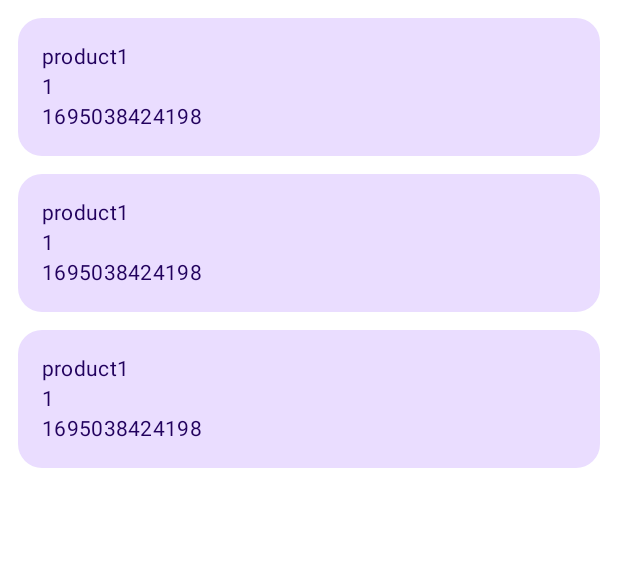
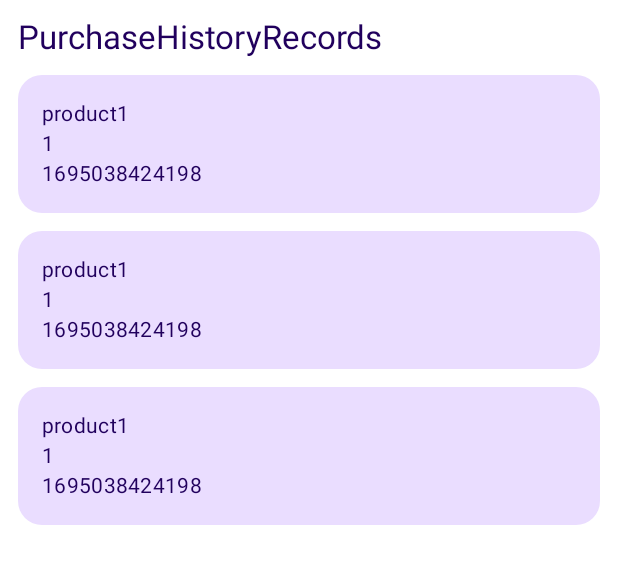
Before and after one commit to TatsukiIshijima/google-billing, an Android app built with Jetpack Compose: the @Preview function PreviewPurchaseHistoryRecordsScreen, on a phone screen of 412 x 824 dp. Shown: the top 564 px of the screen. Run offline under Robolectric (Android 15) with nearby library versions, the phone set to English and light mode, and no system bars; libraries missing offline, so code that uses them is left out: com.android.billingclient.

```diff
--- a/app/src/main/java/com/tatsuki/inappbilling/ui/compose/purchasehistoryrecords/PurchaseHistoryRecordsScreen.kt
+++ b/app/src/main/java/com/tatsuki/inappbilling/ui/compose/purchasehistoryrecords/PurchaseHistoryRecordsScreen.kt
@@ -10,10 +10,13 @@ import androidx.compose.material3.Text
 import androidx.compose.runtime.Composable
 import androidx.compose.runtime.LaunchedEffect
 import androidx.compose.ui.Modifier
+import androidx.compose.ui.res.stringResource
 import androidx.compose.ui.tooling.preview.Preview
 import androidx.compose.ui.unit.dp
+import com.tatsuki.inappbilling.R
 import com.tatsuki.inappbilling.model.PurchaseHistoryRecordUiModel
 import com.tatsuki.inappbilling.model.fake
+import com.tatsuki.inappbilling.ui.compose.util.HeaderItem
 import com.tatsuki.inappbilling.ui.compose.util.ItemBackground
 
 @Composable
@@ -32,6 +35,9 @@ fun PurchaseHistoryRecordsScreen(
       .padding(12.dp),
     verticalArrangement = Arrangement.spacedBy(12.dp),
   ) {
+    item {
+      HeaderItem(title = stringResource(id = R.string.purchase_history_records_title))
+    }
     items(purchaseHistoryRecords.size) { purchaseHistoryRecordIndex ->
       val purchaseHistoryRecord = purchaseHistoryRecords[purchaseHistoryRecordIndex]
       PurchaseHistoryRecordItem(
--- a/app/src/main/java/com/tatsuki/inappbilling/ui/compose/purchases/PurchasesScreen.kt
+++ b/app/src/main/java/com/tatsuki/inappbilling/ui/compose/purchases/PurchasesScreen.kt
@@ -10,11 +10,14 @@ import androidx.compose.material3.Text
 import androidx.compose.runtime.Composable
 import androidx.compose.runtime.LaunchedEffect
 import androidx.compose.ui.Modifier
+import androidx.compose.ui.res.stringResource
 import androidx.compose.ui.tooling.preview.Preview
 import androidx.compose.ui.unit.dp
 import com.tatsuki.billing.feature.model.type.PurchaseState
+import com.tatsuki.inappbilling.R
 import com.tatsuki.inappbilling.model.PurchaseUiModel
 import com.tatsuki.inappbilling.model.fake
+import com.tatsuki.inappbilling.ui.compose.util.HeaderItem
 import com.tatsuki.inappbilling.ui.compose.util.ItemBackground
 import com.tatsuki.inappbilling.ui.theme.InAppBillingTheme
 
@@ -34,6 +37,9 @@ fun PurchasesScreen(
       .padding(12.dp),
     verticalArrangement = Arrangement.spacedBy(12.dp),
   ) {
+    item {
+      HeaderItem(title = stringResource(id = R.string.purchases_title))
+    }
     items(purchases.size) { purchaseIndex ->
       val purchase = purchases[purchaseIndex]
       PurchaseItem(
--- a/app/src/main/res/values/strings.xml
+++ b/app/src/main/res/values/strings.xml
@@ -6,4 +6,6 @@
   <string name="menu_item_home">Home</string>
   <string name="menu_item_purchases">Purchases</string>
   <string name="menu_item_purchase_history_records">PurchaseHistoryRecords</string>
+  <string name="purchases_title">Purchases</string>
+  <string name="purchase_history_records_title">PurchaseHistoryRecords</string>
 </resources>
```
